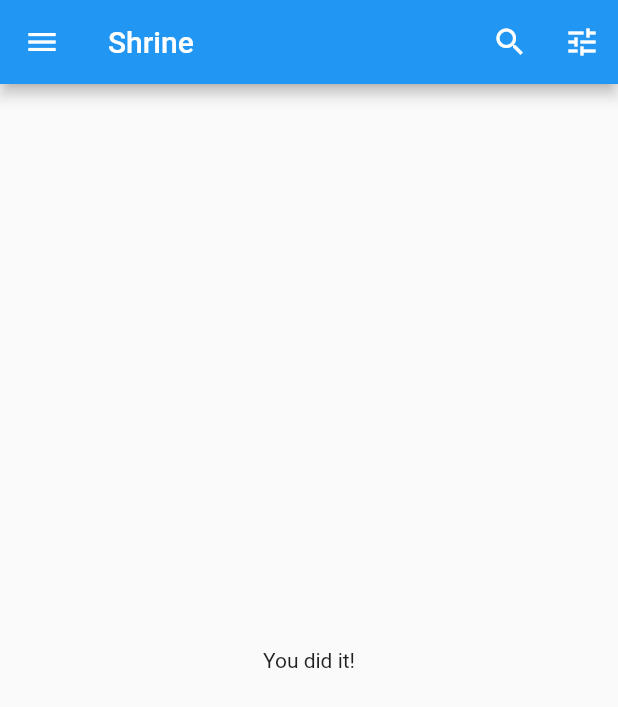
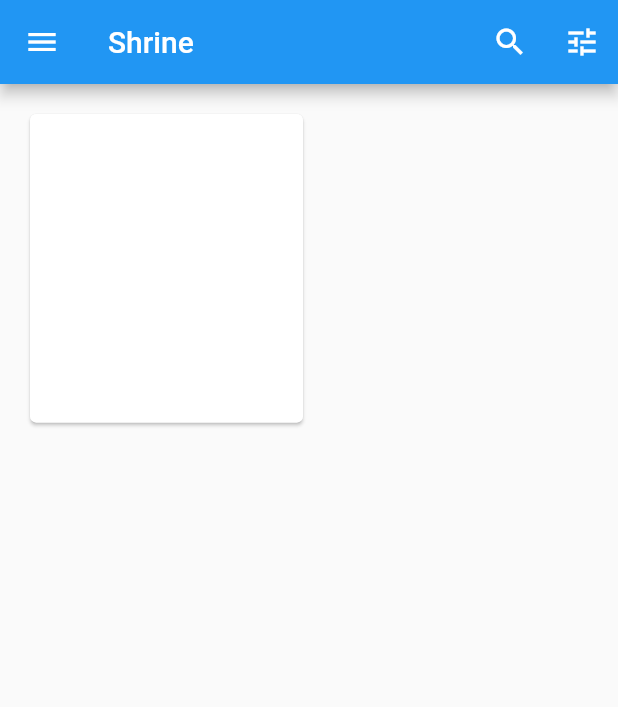
Before and after one commit to duliodenis/codelabs-flutter-mdc-101, a Flutter app: the HomePage screen opened directly, on a phone screen of 412 x 824 dp. Shown: the top 707 px of the screen. Run offline on Flutter 3.47's test engine with Material 2 defaults, Android fonts, the phone set to English and light mode, and no system bars.

Commit message:
Added a GridView with a Card widget

```diff
--- a/mdc_100_series/lib/home.dart
+++ b/mdc_100_series/lib/home.dart
@@ -52,9 +52,15 @@ class HomePage extends StatelessWidget {
       ),
 
       // TODO: Add a grid view (102)
-      body: Center(
-        child: Text('You did it!'),
+      body: GridView.count(
+        crossAxisCount: 2,
+        padding: EdgeInsets.all(16.0),
+        childAspectRatio: 8.0 / 9.0,
+        children: <Widget>[
+          Card()
+        ],
       ),
+
     );
   }
 }
```
Also changed, not shown: art/codelabs-home.png (added).
